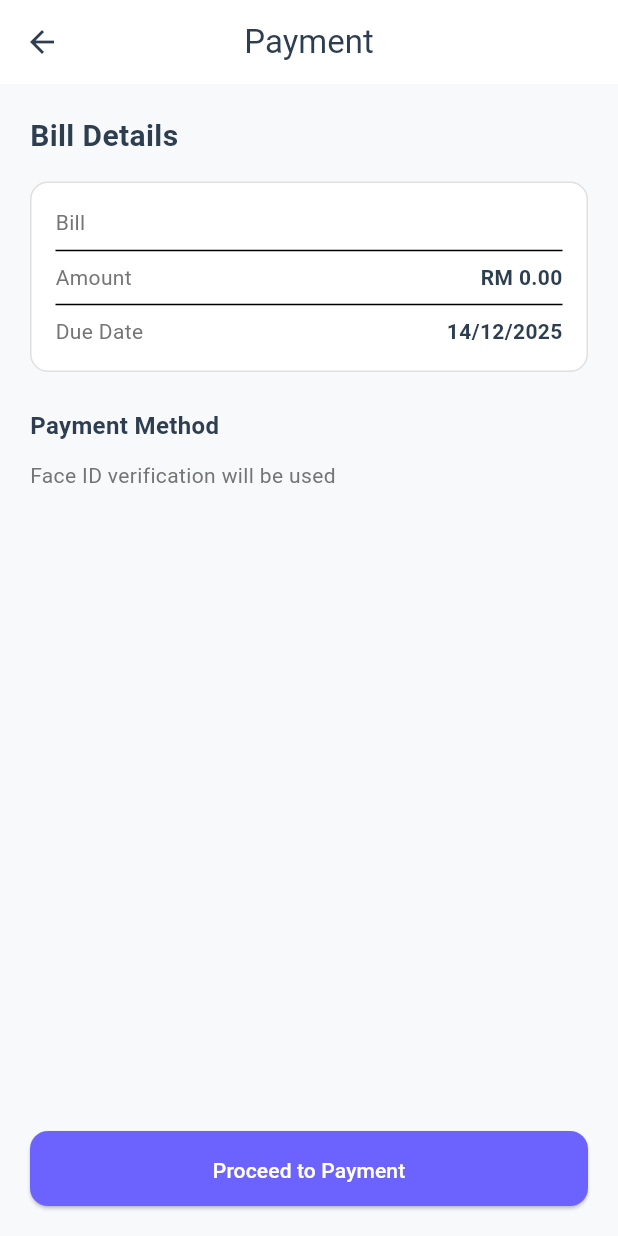
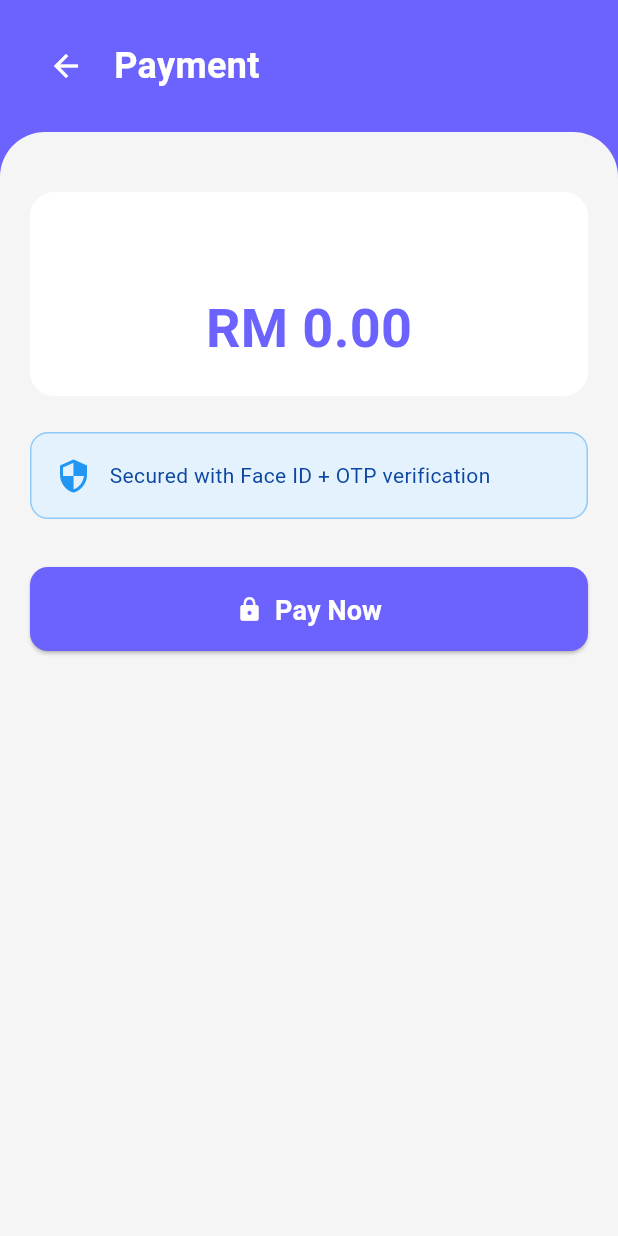
Before and after one commit to aliah-bat/liveness-app, a Flutter app: the PaymentScreen screen opened directly with empty values, on a phone screen of 412 x 824 dp. Run offline on Flutter 3.47's test engine with Material 3 defaults, Android fonts, the phone set to English and light mode, and no system bars; our stand-ins replace camera, flutter_dotenv, image_picker, supabase_flutter; missing offline and left inert: aws_rekognition_api, google_mlkit_face_detection, google_mlkit_text_recognition; accounts and stored records are empty.

Commit message:
otp added

```diff
--- a/lib/features/auth/services/face_detection_service.dart
+++ b/lib/features/auth/services/face_detection_service.dart
@@ -1,5 +1,4 @@
 import 'package:google_mlkit_face_detection/google_mlkit_face_detection.dart';
-import 'dart:io';
 
 class FaceDetectionService {
   late FaceDetector _faceDetector;
--- a/lib/features/dashboard/screens/dashboard_screen.dart
+++ b/lib/features/dashboard/screens/dashboard_screen.dart
@@ -289,7 +289,11 @@ class _DashboardScreenState extends State<DashboardScreen> {
                 final result = await Navigator.push(
                   context,
                   MaterialPageRoute(
-                    builder: (_) => PaymentScreen(bill: bill),
+                    builder: (_) => PaymentScreen(
+                      billId: bill.id,
+                      billTitle: bill.title,
+                      billAmount: bill.amount,
+                    ),
                   ),
                 );
 
--- a/lib/features/payment/screens/payment_screen.dart
+++ b/lib/features/payment/screens/payment_screen.dart
@@ -1,13 +1,21 @@
 import 'package:flutter/material.dart';
 import 'package:supabase_flutter/supabase_flutter.dart';
-import '../../bill/models/bill_model.dart';
+import '../../../core/config/theme.dart';
+import '../../../core/utils/helpers.dart';
 import '../../auth/screens/face_verification_screen.dart';
-import '../../../core/config/theme.dart';
+import 'otp_verification_screen.dart';
 
 class PaymentScreen extends StatefulWidget {
-  final BillModel bill;
+  final String billId;
+  final String billTitle;
+  final double billAmount;
 
-  const PaymentScreen({Key? key, required this.bill}) : super(key: key);
+  const PaymentScreen({
+    super.key,
+    required this.billId,
+    required this.billTitle,
+    required this.billAmount,
+  });
 
   @override
   State<PaymentScreen> createState() => _PaymentScreenState();
@@ -16,202 +24,225 @@ class PaymentScreen extends StatefulWidget {
 class _PaymentScreenState extends State<PaymentScreen> {
   final _supabase = Supabase.instance.client;
   bool _isProcessing = false;
-  bool _hasFaceRegistered = false;
-  bool _isLoading = true;
 
-  @override
-  void initState() {
-    super.initState();
-    _checkFaceRegistration();
+  Future<void> _handlePayment() async {
+  setState(() => _isProcessing = true);
+
+  try {
+    // Step 1: Face Verification
+    final faceVerified = await Navigator.push(
+      context,
+      MaterialPageRoute(builder: (_) => FaceVerificationScreen()),
+    );
+
+    if (faceVerified != true) {
+      setState(() => _isProcessing = false);
+      Helpers.showSnackBar(context, 'Face verification failed', isError: true);
+      return;
     }
 
-  Future<void> _checkFaceRegistration() async {
-    try {
-      final userId = _supabase.auth.currentUser?.id;
-      if (userId == null) return;
-
-      final data = await _supabase
-          .from('users')
-          .select('face_image_url')
-          .eq('id', userId)
-          .single();
-
-      setState(() {
-        _hasFaceRegistered = data['face_image_url'] != null;
-        _isLoading = false;
-      });
-    } catch (e) {
-      print('Error checking face registration: $e');
-      setState(() => _isLoading = false);
-    }
+    // Step 2: Send OTP
+    final userEmail = _supabase.auth.currentUser?.email;
+    if (userEmail == null) {
+      throw Exception('User email not found');
     }
 
-  Future<void> _proceedToPayment() async {
-    if (_hasFaceRegistered) {
-      // Use face verification
-      final verified = await Navigator.push(
+    await _supabase.auth.signInWithOtp(
+      email: userEmail,
+      shouldCreateUser: false,  // Important - only for existing users
+    );
+
+    if (mounted) {
+      Helpers.showSnackBar(context, 'Enter the 6-digit code sent to $userEmail');
+    }
+
+    // Step 3: OTP Verification
+    final otpVerified = await Navigator.push(
       context,
       MaterialPageRoute(
-          builder: (_) => FaceVerificationScreen(billId: widget.bill.id),
+        builder: (_) => OTPVerificationScreen(email: userEmail),
       ),
     );
 
-      if (verified == true) {
-        _processPayment();
-      }
-    } else {
-      // Fallback to password
-      _showPasswordDialog();
-    }
+    if (otpVerified != true) {
+      setState(() => _isProcessing = false);
+      Helpers.showSnackBar(context, 'OTP verification failed', isError: true);
+      return;
     }
 
-  void _showPasswordDialog() {
-    final passwordController = TextEditingController();
+    // Step 4: Process Payment
+    await _processPayment();
 
-    showDialog(
-      context: context,
-      builder: (context) => AlertDialog(
-        title: Text('Verify Payment'),
-        content: Column(
-          mainAxisSize: MainAxisSize.min,
-          children: [
-            Text('Enter your password to confirm payment'),
-            SizedBox(height: 16),
-            TextField(
-              controller: passwordController,
-              obscureText: true,
-              decoration: InputDecoration(
-                labelText: 'Password',
-                border: OutlineInputBorder(),
-              ),
-            ),
-          ],
-        ),
-        actions: [
-          TextButton(
-            onPressed: () => Navigator.pop(context),
-            child: Text('Cancel'),
-          ),
-          ElevatedButton(
-            onPressed: () async {
-              Navigator.pop(context);
-              await _verifyPassword(passwordController.text);
-            },
-            child: Text('Verify'),
-          ),
-        ],
-      ),
-    );
+    if (mounted) {
+      Helpers.showSnackBar(context, 'Payment successful!');
+      Navigator.pop(context, true);
     }
 
-  Future<void> _verifyPassword(String password) async {
-    try {
-      setState(() => _isProcessing = true);
-
-      final email = _supabase.auth.currentUser?.email;
-      if (email == null) throw Exception('User not found');
-
-      // Verify password by attempting sign in
-      await _supabase.auth.signInWithPassword(
-        email: email,
-        password: password,
-      );
-
-      await _processPayment();
   } catch (e) {
-      ScaffoldMessenger.of(context).showSnackBar(
-        SnackBar(content: Text('Incorrect password')),
-      );
+    if (mounted) {
+      Helpers.showSnackBar(context, 'Payment failed: $e', isError: true);
+    }
+  } finally {
     setState(() => _isProcessing = false);
   }
 }
 
   Future<void> _processPayment() async {
-    try {
-      setState(() => _isProcessing = true);
 
-      // Mark bill as paid
-      await _supabase
-          .from('bills')
-          .update({'status': 'paid'})
-          .eq('id', widget.bill.id);
+    // just simulate payment processing
+    await Future.delayed(Duration(seconds: 2));
 
-      setState(() => _isProcessing = false);
+    // Add payment record to Supabase
+    final userId = _supabase.auth.currentUser?.id;
+    if (userId != null) {
+      await _supabase.from('payments').insert({
+        'user_id': userId,
 
-      // Show success and go back
-      ScaffoldMessenger.of(context).showSnackBar(
-        SnackBar(content: Text('Payment successful!')),
-      );
-
-      Navigator.pop(context, true); // Return true to refresh dashboard
-    } catch (e) {
-      setState(() => _isProcessing = false);
-      ScaffoldMessenger.of(context).showSnackBar(
-        SnackBar(content: Text('Payment failed: $e')),
-      );
+        'bill_title': widget.billTitle,
+        'amount': widget.billAmount,
+        'payment_date': DateTime.now().toIso8601String(),
+        'status': 'completed',
+      });
     }
   }
 
   @override
   Widget build(BuildContext context) {
-    if (_isLoading) {
     return Scaffold(
-        body: Center(child: CircularProgressIndicator()),
-      );
-    }
+      backgroundColor: AppTheme.primaryColor,
+      body: SafeArea(
+        child: Column(
+          children: [
+            // Header
+            Padding(
+              padding: const EdgeInsets.all(20),
+              child: Row(
+                children: [
+                  IconButton(
+                    icon: Icon(Icons.arrow_back, color: Colors.white),
+                    onPressed: () => Navigator.pop(context),
+                  ),
+                  SizedBox(width: 8),
+                  Text(
+                    'Payment',
+                    style: TextStyle(
+                      fontSize: 24,
+                      fontWeight: FontWeight.bold,
+                      color: Colors.white,
+                    ),
+                  ),
+                ],
+              ),
+            ),
 
-    return Scaffold(
-      appBar: AppBar(
-        title: Text('Payment'),
+            // Main content
+            Expanded(
+              child: Container(
+                decoration: BoxDecoration(
+                  color: Colors.grey[100],
+                  borderRadius: BorderRadius.only(
+                    topLeft: Radius.circular(30),
+                    topRight: Radius.circular(30),
                   ),
-      body: Padding(
+                ),
+                child: SingleChildScrollView(
+                  padding: const EdgeInsets.all(20),
+                  child: Column(
+                    crossAxisAlignment: CrossAxisAlignment.stretch,
+                    children: [
+                      SizedBox(height: 20),
+
+                      // Bill details
+                      Container(
                         padding: EdgeInsets.all(20),
+                        decoration: BoxDecoration(
+                          color: Colors.white,
+                          borderRadius: BorderRadius.circular(16),
+                        ),
                         child: Column(
-          crossAxisAlignment: CrossAxisAlignment.start,
                           children: [
                             Text(
-              'Bill Details',
-              style: TextStyle(fontSize: 20, fontWeight: FontWeight.bold),
+                              widget.billTitle,
+                              style: TextStyle(
+                                fontSize: 20,
+                                fontWeight: FontWeight.bold,
+                              ),
                             ),
                             SizedBox(height: 16),
+                            Text(
+                              'RM ${widget.billAmount.toStringAsFixed(2)}',
+                              style: TextStyle(
+                                fontSize: 36,
+                                fontWeight: FontWeight.bold,
+                                color: AppTheme.primaryColor,
+                              ),
+                            ),
+                          ],
+                        ),
+                      ),
+
+                      SizedBox(height: 24),
+
+                      // Security info
                       Container(
                         padding: EdgeInsets.all(16),
                         decoration: BoxDecoration(
-                color: Colors.white,
+                          color: Colors.blue[50],
                           borderRadius: BorderRadius.circular(12),
-                border: Border.all(color: Colors.grey[300]!),
+                          border: Border.all(color: Colors.blue[200]!),
                         ),
-              child: Column(
+                        child: Row(
                           children: [
-                  _buildRow('Bill', widget.bill.title),
-                  Divider(),
-                  _buildRow('Amount', 'RM ${widget.bill.amount.toStringAsFixed(2)}'),
-                  Divider(),
-                  _buildRow('Due Date', _formatDate(widget.bill.dueDate)),
+                            Icon(Icons.security, color: Colors.blue),
+                            SizedBox(width: 12),
+                            Expanded(
+                              child: Text(
+                                'Secured with Face ID + OTP verification',
+                                style: TextStyle(
+                                  fontSize: 14,
+                                  color: Colors.blue[900],
+                                ),
+                              ),
+                            ),
                           ],
                         ),
                       ),
-            SizedBox(height: 24),
+
+                      SizedBox(height: 32),
+
+                      // Pay button
+                      SizedBox(
+                        height: 56,
+                        child: ElevatedButton(
+                          onPressed: _isProcessing ? null : _handlePayment,
+                          child: _isProcessing
+                              ? SizedBox(
+                                  height: 24,
+                                  width: 24,
+                                  child: CircularProgressIndicator(
+                                    strokeWidth: 2,
+                                    valueColor: AlwaysStoppedAnimation<Color>(Colors.white),
+                                  ),
+                                )
+                              : Row(
+                                  mainAxisAlignment: MainAxisAlignment.center,
+                                  children: [
+                                    Icon(Icons.lock),
+                                    SizedBox(width: 8),
                                     Text(
-              'Payment Method',
-              style: TextStyle(fontSize: 16, fontWeight: FontWeight.w600),
+                                      'Pay Now',
+                                      style: TextStyle(
+                                        fontSize: 18,
+                                        fontWeight: FontWeight.bold,
                                       ),
-            SizedBox(height: 12),
-            Text(
-              _hasFaceRegistered
-                ? 'Face ID verification will be used'
-                : 'Password verification will be used',
-              style: TextStyle(color: Colors.grey[600]),
                                     ),
-            Spacer(),
-            SizedBox(
-              width: double.infinity,
-              height: 50,
-              child: ElevatedButton(
-                onPressed: _isProcessing ? null : _proceedToPayment,
-                child: _isProcessing
-                    ? CircularProgressIndicator(color: Colors.white)
-                    : Text('Proceed to Payment'),
+                                  ],
+                                ),
+                        ),
+                      ),
+                    ],
+                  ),
+                ),
               ),
             ),
           ],
@@ -219,18 +250,4 @@ class _PaymentScreenState extends State<PaymentScreen> {
       ),
     );
   }
-
-  Widget _buildRow(String label, String value) {
-    return Row(
-      mainAxisAlignment: MainAxisAlignment.spaceBetween,
-      children: [
-        Text(label, style: TextStyle(color: Colors.grey[600])),
-        Text(value, style: TextStyle(fontWeight: FontWeight.w600)),
-      ],
-    );
 }
-
-  String _formatDate(DateTime date) {
-    return '${date.day}/${date.month}/${date.year}';
-  }
-}
```
Also changed, not shown: lib/features/auth/screens/face_verification_screen.dart (+54 -39 lines), lib/features/payment/screens/otp_verification_screen.dart (added, +259 -0 lines), lib/main.dart (+9 -0 lines). Lines whose indentation alone changed are shown as unchanged.
